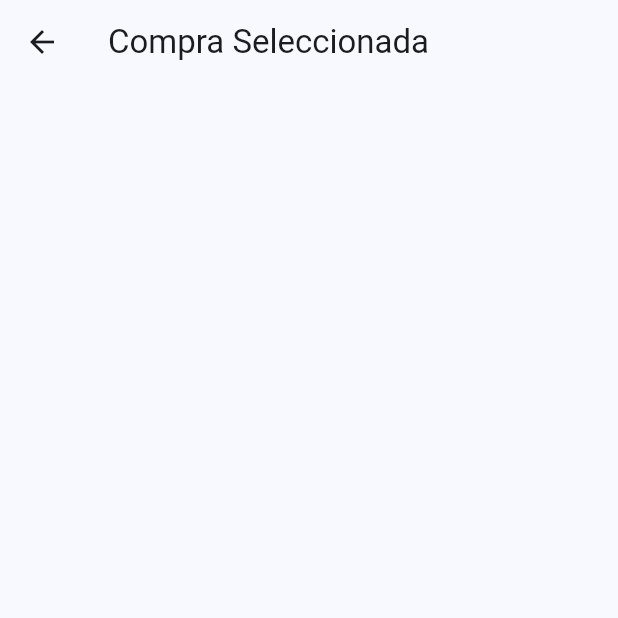
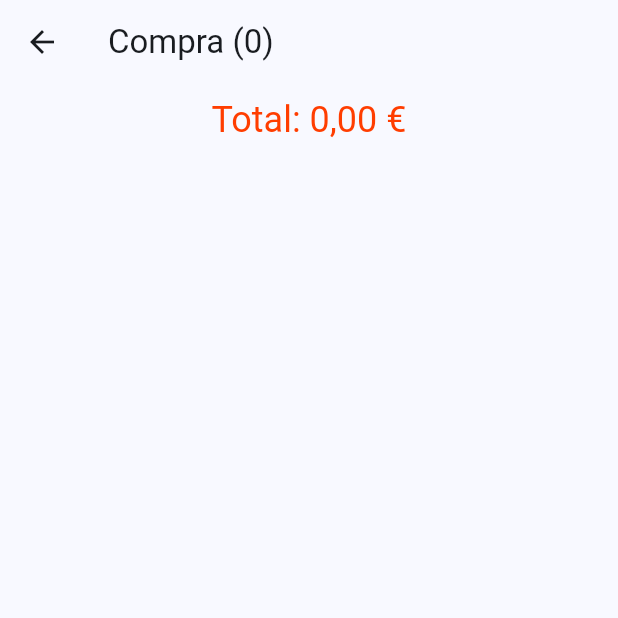
Before and after one commit to Cavitedev/farma_compara_flutter, a Flutter app: the CartScreen screen opened by its route, on a phone screen of 412 x 824 dp, the top half of it. Run offline on Flutter 3.47's test engine with Material 2 defaults, Android fonts, the phone set to English and light mode, and no system bars; our stand-ins replace badges, cached_network_image, cloud_firestore, firebase_core, flutter_riverpod, flutter_svg and 1 more; missing offline and left inert: algolia; accounts and stored records are empty; generated files the repository leaves out were written again.

Commit message:
feat: Añadir localización en España para precios

```diff
--- a/lib/application/cart/cart_state.dart
+++ b/lib/application/cart/cart_state.dart
@@ -37,6 +37,11 @@ class CartState {
     return copyWith(items: items.where((element) => element.ref != item.ref).toList());
   }
 
+  double totalPrice() {
+    return items.fold(0, (previousValue, element) => previousValue + element.item.bestPrice * element.quantity);
+  }
+
+
   CartState copyWith({
     List<ItemCart>? items,
   }) {
@@ -44,4 +49,5 @@ class CartState {
       items: items ?? this.items,
     );
   }
+
 }
--- a/lib/core/date_time_extension.dart
+++ b/lib/core/date_time_extension.dart
@@ -3,7 +3,10 @@ import 'package:intl/intl.dart';
 extension DateTimex on DateTime{
 
   toDateAndMinutesTimeString(){
-    String formattedDateTime = DateFormat.yMMMMd('es_ES').add_Hm().format(this);
+
+    final locale = Intl.getCurrentLocale();
+
+    String formattedDateTime = DateFormat.yMMMMd(locale).add_Hm().format(this);
 
     return formattedDateTime;
   }
--- a/lib/presentation/cart/cart_screen.dart
+++ b/lib/presentation/cart/cart_screen.dart
@@ -5,6 +5,8 @@ import 'package:flutter_riverpod/flutter_riverpod.dart';
 
 import '../../application/cart/cart_notifier.dart';
 import '../../core/constants/app_constants.dart';
+import '../../core/constants/custom_theme.dart';
+import '../items_browse/widgets/price_text.dart';
 
 class CartScreen extends ConsumerWidget {
   const CartScreen({
@@ -13,8 +15,8 @@ class CartScreen extends ConsumerWidget {
 
   @override
   Widget build(BuildContext context, WidgetRef ref) {
-
-    final List<ItemCart> itemCartList = ref.watch(cartNotifierProvider).items;
+    final cartState = ref.watch(cartNotifierProvider);
+    final List<ItemCart> itemCartList = cartState.items;
 
     ref.listen(cartNotifierProvider, (previous, next) {
       if (previous == null) return;
@@ -36,13 +38,27 @@ class CartScreen extends ConsumerWidget {
 
     return Scaffold(
         body: CustomScrollView(slivers: [
-      const SliverAppBar(
-        title: Text("Compra Seleccionada"),
+      SliverAppBar(
+        title: Text("Compra (${cartState.totalItems})"),
         floating: true,
       ),
+      ItemCartList(itemCartList: itemCartList),
 
-          ItemCartList(itemCartList: itemCartList)
-
+          SliverToBoxAdapter(
+            child: Padding(
+              padding: const EdgeInsets.all(8.0),
+              child: Row(
+                mainAxisAlignment: MainAxisAlignment.center,
+                children: [
+                  Text(
+                    "Total: ",
+                    style: CustomTheme.priceText(context),
+                  ),
+                  PriceText(price: cartState.totalPrice())
+                ],
+              ),
+            ),
+          )
     ]));
   }
 }
--- a/lib/presentation/items_browse/widgets/price_text.dart
+++ b/lib/presentation/items_browse/widgets/price_text.dart
@@ -1,5 +1,6 @@
 import 'package:farma_compara_flutter/core/constants/custom_theme.dart';
 import 'package:flutter/material.dart';
+import 'package:intl/intl.dart';
 
 class PriceText extends StatelessWidget {
   const PriceText({
@@ -11,6 +12,8 @@ class PriceText extends StatelessWidget {
 
   @override
   Widget build(BuildContext context) {
-    return Text("${price.toStringAsFixed(2)}€", style: CustomTheme.priceText(context));
+    final formatter = NumberFormat.simpleCurrency(locale: Intl.getCurrentLocale());
+
+    return Text(formatter.format(price), style: CustomTheme.priceText(context));
   }
 }
```
Also changed, not shown: lib/main.dart (+10 -0 lines).
